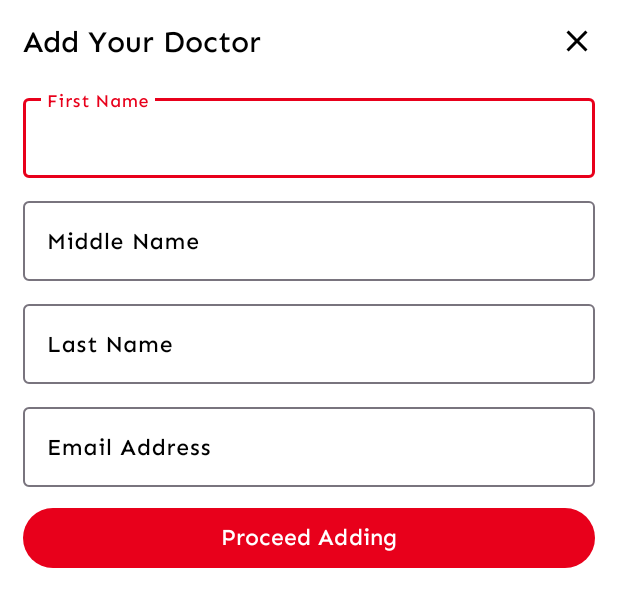
After one commit to MakMoinee/oxiTrack, an Android app: the layout dialog_add_doctor.xml on its own in the app's theme, with its tools: preview values and no code run, on a phone screen of 412 x 824 dp. The commit adds this screen. Shown: the top 607 px of the screen. Run offline under Robolectric (Android 15) with nearby library versions, the phone set to English and light mode, and no system bars.

Commit message:
update code

```diff
--- a/app/build.gradle
+++ b/app/build.gradle
@@ -56,7 +56,7 @@ dependencies {
     implementation 'com.google.firebase:firebase-firestore'
     implementation 'com.google.firebase:firebase-database'
     implementation 'com.google.firebase:firebase-messaging'
-    implementation'com.github.MakMoinee:library:1.0.1-rc4'
+    implementation'com.github.MakMoinee:library:1.0.1-rc5'
     implementation 'org.projectlombok:lombok:1.18.28'
     implementation 'com.android.volley:volley:1.2.1'
     implementation 'com.google.code.gson:gson:2.10.1'
@@ -68,6 +68,8 @@ dependencies {
     implementation 'com.google.zxing:core:3.3.2'
     implementation 'com.google.zxing:javase:3.3.2'
     implementation 'at.favre.lib:bcrypt:0.10.2'
+    implementation 'com.sun.mail:android-mail:1.6.7'
+    implementation 'com.sun.mail:android-activation:1.6.7'
 
 
     implementation 'androidx.appcompat:appcompat:1.6.1'
--- a/app/src/main/java/com/oxitrack/client/DashboardActivity.java
+++ b/app/src/main/java/com/oxitrack/client/DashboardActivity.java
@@ -46,7 +46,7 @@ public class DashboardActivity extends AppCompatActivity implements LogoutListen
         // Passing each menu ID as a set of Ids because each
         // menu should be considered as top level destinations.
         mAppBarConfiguration = new AppBarConfiguration.Builder(
-                R.id.nav_home, R.id.nav_devices, R.id.nav_pulse, R.id.nav_logout)
+                R.id.nav_home, R.id.nav_devices, R.id.nav_doctors, R.id.nav_pulse, R.id.nav_logout)
                 .setOpenableLayout(drawer)
                 .build();
         navController = Navigation.findNavController(this, R.id.nav_host_fragment_content_dashboard);
--- /dev/null
+++ b/app/src/main/res/drawable/ic_close.xml
@@ -0,0 +1,5 @@
+<vector android:height="24dp" android:tint="#000000"
+    android:viewportHeight="24" android:viewportWidth="24"
+    android:width="24dp" xmlns:android="http://schemas.android.com/apk/res/android">
+    <path android:fillColor="@android:color/white" android:pathData="M19,6.41L17.59,5 12,10.59 6.41,5 5,6.41 10.59,12 5,17.59 6.41,19 12,13.41 17.59,19 19,17.59 13.41,12z"/>
+</vector>
--- /dev/null
+++ b/app/src/main/res/layout/dialog_add_doctor.xml
@@ -0,0 +1,131 @@
+<?xml version="1.0" encoding="utf-8"?>
+<androidx.coordinatorlayout.widget.CoordinatorLayout xmlns:android="http://schemas.android.com/apk/res/android"
+    android:layout_width="match_parent"
+    android:layout_height="wrap_content">
+
+    <RelativeLayout
+        android:layout_width="match_parent"
+        android:layout_height="wrap_content"
+        android:background="@android:color/white"
+        android:padding="15dp">
+
+        <TextView
+            android:id="@+id/lblAddYourDoctor"
+            android:layout_width="wrap_content"
+            android:layout_height="wrap_content"
+            android:fontFamily="@font/sen_medium"
+            android:text="Add Your Doctor"
+            android:textColor="@android:color/black"
+            android:textSize="20sp" />
+
+        <ImageButton
+            android:id="@+id/btnClose"
+            android:layout_width="wrap_content"
+            android:layout_height="wrap_content"
+            android:layout_alignParentRight="true"
+            android:background="@android:color/transparent"
+            android:src="@drawable/ic_close" />
+
+
+        <com.google.android.material.textfield.TextInputLayout
+            android:id="@+id/layoutFirstName"
+            android:layout_width="match_parent"
+            android:layout_height="wrap_content"
+            android:layout_below="@+id/lblAddYourDoctor"
+            android:layout_marginTop="20dp"
+            android:hint="First Name"
+            android:textColorHint="@android:color/black">
+
+            <com.google.android.material.textfield.TextInputEditText
+                android:id="@+id/editFirstName"
+                android:layout_width="match_parent"
+                android:layout_height="wrap_content"
+                android:fontFamily="@font/sen_medium"
+                android:inputType="textPersonName"
+                android:lines="1"
+                android:maxLines="1"
+                android:minLines="1"
+                android:textColor="@android:color/black"
+                android:textSize="15sp" />
+        </com.google.android.material.textfield.TextInputLayout>
+
+        <com.google.android.material.textfield.TextInputLayout
+            android:id="@+id/layoutMiddleName"
+            android:layout_width="match_parent"
+            android:layout_height="wrap_content"
+            android:layout_below="@+id/layoutFirstName"
+            android:layout_marginTop="10dp"
+            android:hint="Middle Name"
+            android:textColorHint="@android:color/black">
+
+            <com.google.android.material.textfield.TextInputEditText
+                android:id="@+id/editMiddleName"
+                android:layout_width="match_parent"
+                android:layout_height="wrap_content"
+                android:fontFamily="@font/sen_medium"
+                android:inputType="textPersonName"
+                android:lines="1"
+                android:maxLines="1"
+                android:minLines="1"
+                android:textColor="@android:color/black"
+                android:textSize="15sp" />
+        </com.google.android.material.textfield.TextInputLayout>
+
+        <com.google.android.material.textfield.TextInputLayout
+            android:id="@+id/layoutLastName"
+            android:layout_width="match_parent"
+            android:layout_height="wrap_content"
+            android:layout_below="@+id/layoutMiddleName"
+            android:layout_marginTop="10dp"
+            android:hint="Last Name"
+            android:textColorHint="@android:color/black">
+
+            <com.google.android.material.textfield.TextInputEditText
+                android:id="@+id/editLastName"
+                android:layout_width="match_parent"
+                android:layout_height="wrap_content"
+                android:fontFamily="@font/sen_medium"
+                android:inputType="textPersonName"
+                android:lines="1"
+                android:maxLines="1"
+                android:minLines="1"
+                android:textColor="@android:color/black"
+                android:textSize="15sp" />
+        </com.google.android.material.textfield.TextInputLayout>
+
+        <com.google.android.material.textfield.TextInputLayout
+            android:id="@+id/layoutEmailAddress"
+            android:layout_width="match_parent"
+            android:layout_height="wrap_content"
+            android:layout_below="@+id/layoutLastName"
+            android:layout_marginTop="10dp"
+            android:hint="Email Address"
+            android:textColorHint="@android:color/black">
+
+            <com.google.android.material.textfield.TextInputEditText
+                android:id="@+id/editEmail"
+                android:layout_width="match_parent"
+                android:layout_height="wrap_content"
+                android:fontFamily="@font/sen_medium"
+                android:inputType="textEmailAddress"
+                android:lines="1"
+                android:maxLines="1"
+                android:minLines="1"
+                android:textColor="@android:color/black"
+                android:textSize="15sp" />
+        </com.google.android.material.textfield.TextInputLayout>
+
+
+        <Button
+            android:id="@+id/btnProceedAdding"
+            android:layout_width="match_parent"
+            android:layout_height="wrap_content"
+            android:layout_below="@+id/layoutEmailAddress"
+            android:layout_marginTop="10dp"
+            android:layout_marginBottom="10dp"
+            android:fontFamily="@font/sen_medium"
+            android:text="Proceed Adding"
+            android:textSize="15sp" />
+    </RelativeLayout>
+
+</androidx.coordinatorlayout.widget.CoordinatorLayout>
--- a/app/src/main/res/menu/activity_main_drawer.xml
+++ b/app/src/main/res/menu/activity_main_drawer.xml
@@ -13,6 +13,10 @@
             android:icon="@drawable/ic_devices"
             android:title="Devices" />
         <item
+            android:id="@+id/nav_doctors"
+            android:icon="@drawable/doctor"
+            android:title="Doctors" />
+        <item
             android:id="@+id/nav_pulse"
             android:icon="@drawable/ic_heart"
             android:title="My Pulse" />
--- a/app/src/main/res/navigation/mobile_navigation.xml
+++ b/app/src/main/res/navigation/mobile_navigation.xml
@@ -18,6 +18,12 @@
         tools:layout="@layout/fragment_devices" />
 
     <fragment
+        android:id="@+id/nav_doctors"
+        android:name="com.oxitrack.client.ui.doctors.DoctorsFragment"
+        android:label="Devices"
+        tools:layout="@layout/fragment_doctors" />
+
+    <fragment
         android:id="@+id/nav_pulse"
         android:name="com.oxitrack.client.ui.pulse.PulseFragment"
         android:label="Pulses"
```
Also changed, not shown: app/src/main/java/com/oxitrack/client/adapters/DoctorAdapter.java (added, +57 -0 lines), app/src/main/java/com/oxitrack/client/interfaces/DoctorAdapterListener.java (added, +7 -0 lines), app/src/main/java/com/oxitrack/client/interfaces/DoctorRequestListener.java (added, +14 -0 lines), app/src/main/java/com/oxitrack/client/models/Doctor.java (added, +82 -0 lines), app/src/main/java/com/oxitrack/client/services/FSRequest.java (+91 -0 lines), app/src/main/java/com/oxitrack/client/ui/doctors/DoctorsFragment.java (added, +158 -0 lines), app/src/main/java/com/oxitrack/client/ui/pulse/PulseFragment.java (+52 -0 lines), app/src/main/res/layout/fragment_doctors.xml (added, +39 -0 lines), app/src/main/res/layout/item_doctor.xml (added, +63 -0 lines), app/src/main/res/drawable/doctor.png (added), 1 other file.
